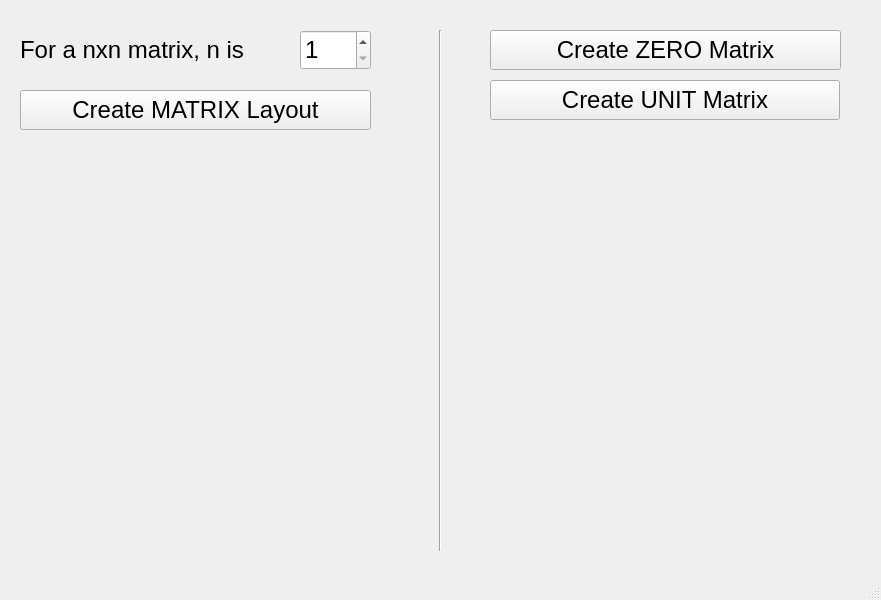
Before: the Qt Designer form mainwindow.ui in ahmetcihan/matrix_operations, drawn with Qt 5.
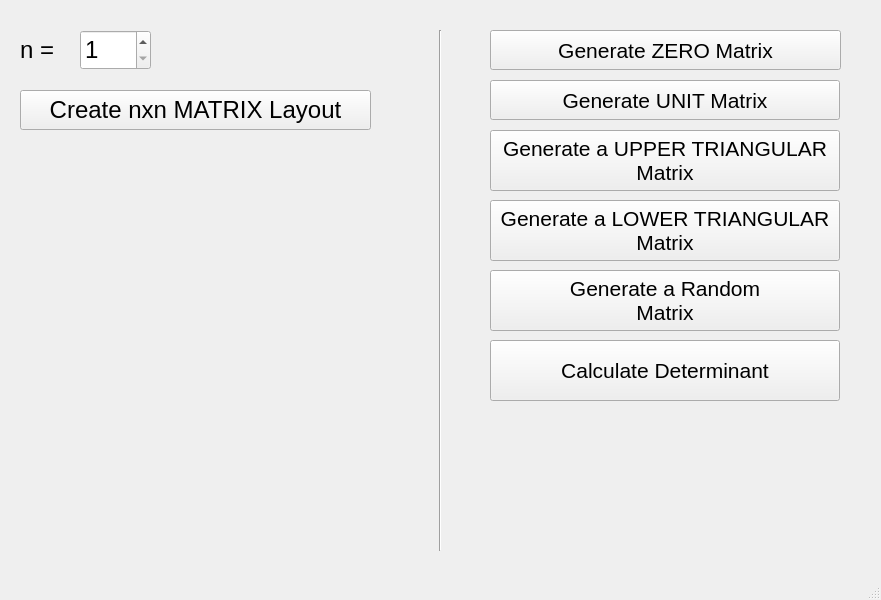
After: the same form once the commit is applied.

Commit message: generate matrices

```diff
--- a/mainwindow.ui
+++ b/mainwindow.ui
@@ -19,7 +19,7 @@
      <rect>
       <x>20</x>
       <y>30</y>
-      <width>271</width>
+      <width>41</width>
       <height>40</height>
      </rect>
     </property>
@@ -29,13 +29,13 @@
      </font>
     </property>
     <property name="text">
-     <string>For a nxn matrix, n is</string>
+     <string>n =</string>
     </property>
    </widget>
    <widget class="QSpinBox" name="spinBox">
     <property name="geometry">
      <rect>
-      <x>300</x>
+      <x>80</x>
       <y>30</y>
       <width>71</width>
       <height>40</height>
@@ -65,7 +65,7 @@
      </font>
     </property>
     <property name="text">
-     <string>Create MATRIX Layout</string>
+     <string>Create nxn MATRIX Layout</string>
     </property>
    </widget>
    <widget class="QPushButton" name="createZeroMatrix">
@@ -79,11 +79,11 @@
     </property>
     <property name="font">
      <font>
-      <pointsize>18</pointsize>
+      <pointsize>16</pointsize>
      </font>
     </property>
     <property name="text">
-     <string>Create ZERO Matrix</string>
+     <string>Generate ZERO Matrix</string>
     </property>
    </widget>
    <widget class="Line" name="line">
@@ -110,11 +110,86 @@
     </property>
     <property name="font">
      <font>
-      <pointsize>18</pointsize>
+      <pointsize>16</pointsize>
      </font>
     </property>
     <property name="text">
-     <string>Create UNIT Matrix</string>
+     <string>Generate UNIT Matrix</string>
+    </property>
+   </widget>
+   <widget class="QPushButton" name="createUpperTriangularMatrix">
+    <property name="geometry">
+     <rect>
+      <x>490</x>
+      <y>130</y>
+      <width>350</width>
+      <height>61</height>
+     </rect>
+    </property>
+    <property name="font">
+     <font>
+      <pointsize>16</pointsize>
+     </font>
+    </property>
+    <property name="text">
+     <string>Generate a UPPER TRIANGULAR
+Matrix</string>
+    </property>
+   </widget>
+   <widget class="QPushButton" name="createLowerTriangularMatrix">
+    <property name="geometry">
+     <rect>
+      <x>490</x>
+      <y>200</y>
+      <width>350</width>
+      <height>61</height>
+     </rect>
+    </property>
+    <property name="font">
+     <font>
+      <pointsize>16</pointsize>
+     </font>
+    </property>
+    <property name="text">
+     <string>Generate a LOWER TRIANGULAR
+Matrix</string>
+    </property>
+   </widget>
+   <widget class="QPushButton" name="createRandomMatrix">
+    <property name="geometry">
+     <rect>
+      <x>490</x>
+      <y>270</y>
+      <width>350</width>
+      <height>61</height>
+     </rect>
+    </property>
+    <property name="font">
+     <font>
+      <pointsize>16</pointsize>
+     </font>
+    </property>
+    <property name="text">
+     <string>Generate a Random
+Matrix</string>
+    </property>
+   </widget>
+   <widget class="QPushButton" name="calculateDeterminant">
+    <property name="geometry">
+     <rect>
+      <x>490</x>
+      <y>340</y>
+      <width>350</width>
+      <height>61</height>
+     </rect>
+    </property>
+    <property name="font">
+     <font>
+      <pointsize>16</pointsize>
+     </font>
+    </property>
+    <property name="text">
+     <string>Calculate Determinant</string>
     </property>
    </widget>
   </widget>
```
The commit also changes 3 other files.
